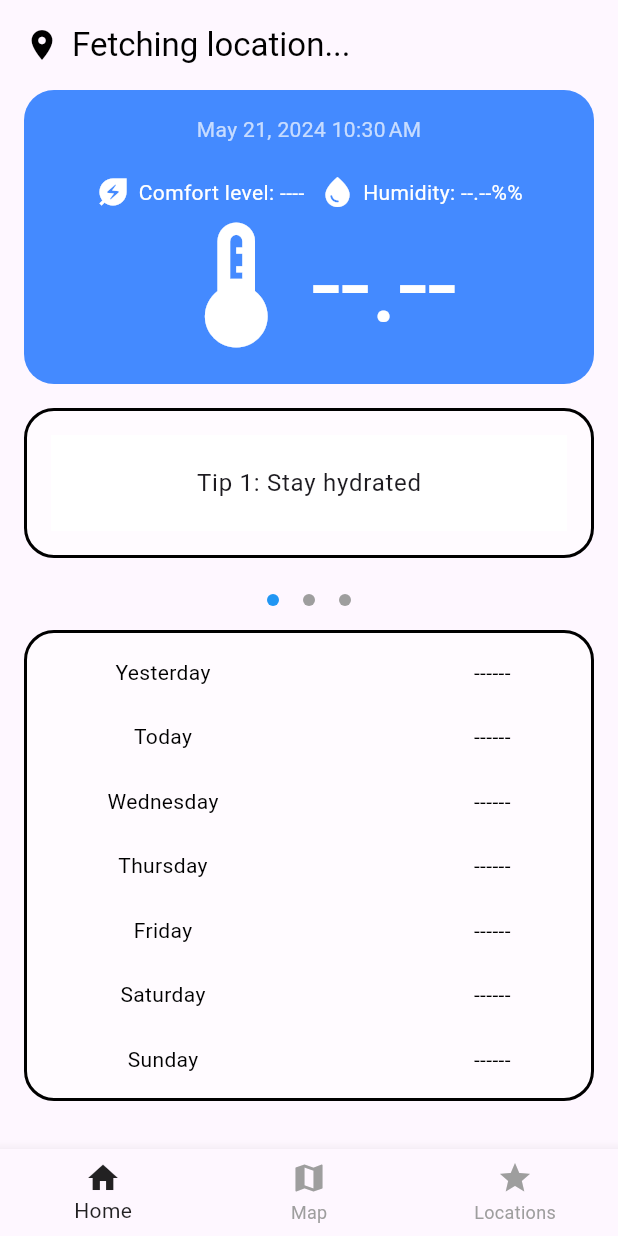
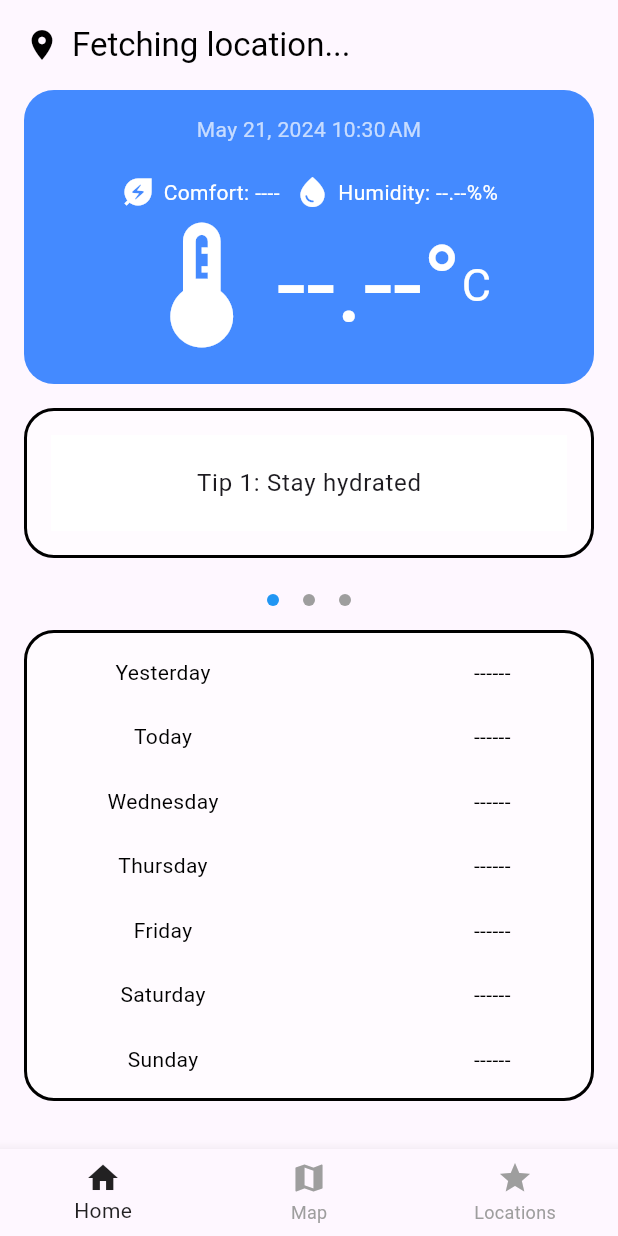
Before and after one commit to Prudhvi-Nath-Reddy/Weather-app, a Flutter app: the screen it shows after launch, on a phone screen of 412 x 824 dp. Run offline on Flutter 3.47's test engine with Material 3 defaults, Android fonts, the phone set to English and light mode, and no system bars; drawn by our look-alikes of smooth_page_indicator; our stand-ins replace geocoding, geolocator, webview_flutter; missing offline and left inert: mongo_dart.

```diff
--- a/lib/homepage.dart
+++ b/lib/homepage.dart
@@ -264,7 +264,7 @@ class _CurrentWeatherSectionState extends State<CurrentWeatherSection> {
 
       hl = (ht['humidity'] ?? 0.0).toStringAsFixed(2);
       comfort = rets ;
-      temp = hfah.toStringAsFixed(2);
+      temp = hfah.toStringAsFixed(0);
       Singleton().prelev = "Humidity : $hl , Temperature ; $temp";
 
     });
@@ -325,7 +325,7 @@ class _CurrentWeatherSectionState extends State<CurrentWeatherSection> {
               const Icon(Icons.energy_savings_leaf, color: Colors.white),
               const SizedBox(width: 5),
               Text(
-                'Comfort level: '+comfort,
+                'Comfort: '+comfort,
                 style: Theme.of(context).textTheme.bodyMedium?.copyWith(color: Colors.white),
               ),
               const SizedBox(width: 10),
@@ -345,10 +345,17 @@ class _CurrentWeatherSectionState extends State<CurrentWeatherSection> {
               const SizedBox(height: 10),
               Text(
 
-                t,
+                '$t°',
                 style: Theme.of(context).textTheme.bodyMedium?.copyWith(color: Colors.white,fontSize: 70),
 
               ),
+              Text(
+
+                'C',
+                style: Theme.of(context).textTheme.bodyMedium?.copyWith(color: Colors.white,fontSize: 30),
+
+              ),
+
             ],
           ),
         ],
```
